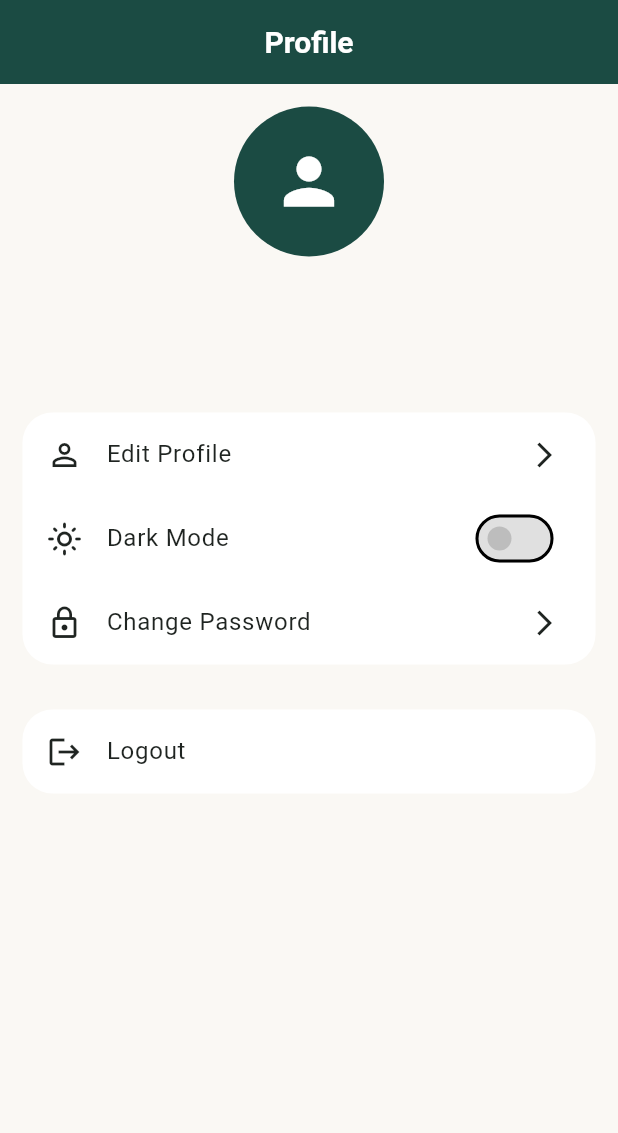
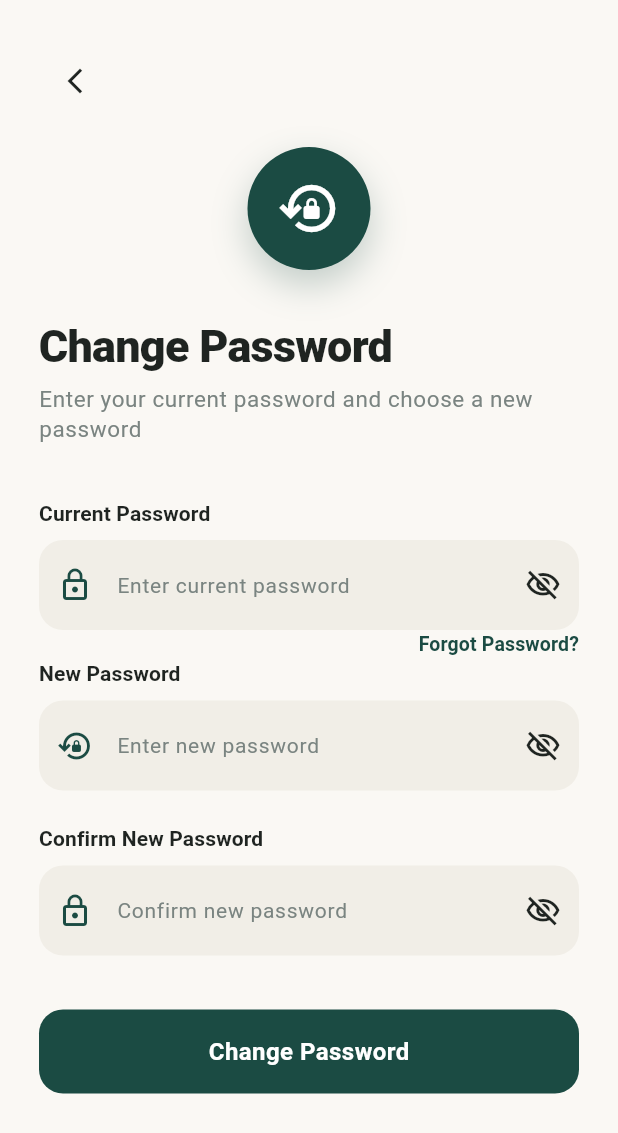
Before and after one commit to emad-cr7/test_store, a Flutter app: the ProfileScreen screen opened directly, after a tap on "Dark Mode", after a tap on "Change Password", on a phone screen of 412 x 824 dp. Shown: the top 1133 px of the screen. Run offline on Flutter 3.47's test engine with Material 3 defaults, Android fonts, the phone set to English and light mode, and no system bars; our stand-ins replace animated_splash_screen, awesome_dialog, cached_network_image, carousel_slider, firebase_auth, firebase_core and 8 more; accounts and stored records are empty.

Commit message:
first commit

```diff
--- a/lib/features/profile/profile_screen.dart
+++ b/lib/features/profile/profile_screen.dart
@@ -4,6 +4,7 @@ import 'package:flutter/material.dart';
 import 'package:google_sign_in/google_sign_in.dart';
 import 'package:ql/features/auth/login/login_screen.dart';
 import 'package:ql/features/profile/share_widget_profile.dart';
+import 'package:ql/features/profile/widget_profile/change_password.dart';
 import '../../core/theme/theme_controller.dart';
 
 class ProfileScreen extends StatelessWidget {
@@ -85,7 +86,16 @@ class ProfileScreen extends StatelessWidget {
                 icon3: Icons.lock_outline,
                 titleList3: "Change Password",
                 trailing3: Icon(Icons.arrow_forward_ios, size: 20),
-                onTap3: () {},
+                onTap3: () {
+                  Navigator.push(
+                    context,
+                    MaterialPageRoute(
+                      builder: (BuildContext context) {
+                        return ChangePassword();
+                      },
+                    ),
+                  );
+                },
               );
             },
           ),
--- /dev/null
+++ b/lib/features/profile/widget_profile/change_password.dart
@@ -0,0 +1,169 @@
+import 'package:flutter/material.dart';
+import 'package:loading_animation_widget/loading_animation_widget.dart';
+import 'package:provider/provider.dart';
+import 'package:ql/features/profile/widget_profile/change_password_controller.dart';
+import 'package:ql/features/profile/widget_profile/password_field.dart';
+import '../../../../core/share_widget/custom_text_formField.dart';
+import '../../../core/share_widget/validators.dart';
+import '../../auth/login/forget_password/forget_password_screen.dart';
+
+class ChangePassword extends StatelessWidget {
+  const ChangePassword({super.key});
+
+  @override
+  Widget build(BuildContext context) {
+    final colors = Theme.of(context).colorScheme;
+    final textTheme = Theme.of(context).textTheme;
+    return ChangeNotifierProvider(
+      create: (BuildContext context) => ChangePasswordController(),
+      child: Scaffold(
+        body: SafeArea(
+          child: Consumer<ChangePasswordController>(
+            builder: ( context,  controller,
+                Widget? child) {
+              return SingleChildScrollView(
+                padding: const EdgeInsets.symmetric(horizontal: 26, vertical: 20),
+                child: Form(
+                  key: controller.formKey,
+                  child: Column(
+                    crossAxisAlignment: CrossAxisAlignment.start,
+                    children: [
+                      const SizedBox(height: 10),
+                      IconButton(
+                        onPressed: () => Navigator.pop(context),
+                        icon: const Icon(Icons.arrow_back_ios_new, size: 20),
+                      ),
+                      const SizedBox(height: 20),
+                      Center(
+                        child: Container(
+                          padding: const EdgeInsets.all(20),
+                          decoration: BoxDecoration(
+                            color: colors.primary,
+                            shape: BoxShape.circle,
+                            boxShadow: [
+                              BoxShadow(
+                                color: colors.primary.withOpacity(0.25),
+                                blurRadius: 20,
+                                offset: const Offset(0, 10),
+                              ),
+                            ],
+                          ),
+                          child: Icon(
+                            Icons.lock_reset_outlined,
+                            size: 42,
+                            color: colors.onPrimary,
+                          ),
+                        ),
+                      ),
+                       SizedBox(height: 32),
+                      Text(
+                        'Change Password',
+                        style: textTheme.titleLarge?.copyWith(
+                          fontSize: 30,
+                          fontWeight: FontWeight.w800,
+                          letterSpacing: -0.5,
+                        ),
+                      ),
+                       SizedBox(height: 6),
+                      Text(
+                        'Enter your current password and choose a new password',
+                        style: textTheme.bodySmall?.copyWith(fontSize: 15),
+                      ),
+
+                       SizedBox(height: 36),
+                      PasswordField(
+                        controller: controller.currentPasswordController,
+                        obscureText: controller.obscureCurrentPassword,
+                        label: 'Current Password',
+                        hintText: 'Enter current password',
+                        prefixIcon: Icons.lock_outline,
+                        onToggle: controller.toggleCurrentPassword,
+                        validator: (value) => Validators.required(
+                          value,
+                          'Please enter your current password',
+                        ),
+                      ),
+                      Align(
+                        alignment: Alignment.centerRight,
+                        child: TextButton(
+                          style: TextButton.styleFrom(
+                            padding: EdgeInsets.zero,
+                            minimumSize: Size.zero,
+                            tapTargetSize: MaterialTapTargetSize.shrinkWrap,
+                          ),
+                          onPressed: () {
+                            Navigator.push(
+                              context,
+                              MaterialPageRoute(
+                                builder: (_) => const ForgetPasswordScreen(),
+                              ),
+                            );
+                          },
+                          child: const Text(
+                            'Forgot Password?',
+                            style: TextStyle(
+                              fontWeight: FontWeight.w600,
+                              fontSize: 13,
+                            ),
+                          ),
+                        ),
+                      ),
+                      PasswordField(
+                        controller: controller.newPasswordController,
+                        obscureText: controller.obscureNewPassword,
+                        label: 'New Password',
+                        hintText: 'Enter new password',
+                        prefixIcon: Icons.lock_reset_outlined,
+                        onToggle: controller.toggleNewPassword,
+                        validator: Validators.password,
+                      ),
+
+                      const SizedBox(height: 22),
+
+                      PasswordField(
+                        controller: controller.confirmPasswordController,
+                        obscureText: controller.obscureConfirmPassword,
+                        label: 'Confirm New Password',
+                        hintText: 'Confirm new password',
+                        prefixIcon: Icons.lock_outline,
+                        onToggle: controller.toggleConfirmPassword,
+                        textInputAction: TextInputAction.done,
+                        validator: (value) => Validators.confirmPassword(
+                          value,
+                          controller.newPasswordController.text,
+                        ),
+                      ),
+                      SizedBox(height: 36,),
+                      SizedBox(
+                        width: double.infinity,
+                        height: 56,
+                        child: ElevatedButton(
+                          onPressed: controller.isLoading ? null : controller.changePassword,
+                          child: controller.isLoading
+                              ? LoadingAnimationWidget.fourRotatingDots(
+                            color: colors.onPrimary,
+                            size: 25,
+                          )
+                              : const Text(
+                            'Change Password',
+                            style: TextStyle(
+                              fontSize: 16,
+                              fontWeight: FontWeight.w700,
+                              letterSpacing: 0.3,
+                            ),
+                          ),
+                        ),
+                      ),
+
+                      const SizedBox(height: 40),
+                    ],
+                  ),
+                ),
+              );
+            },
+          ),
+        ),
+      ),
+    );
+  }
+}
--- /dev/null
+++ b/lib/features/profile/widget_profile/password_field.dart
@@ -0,0 +1,58 @@
+import 'package:flutter/material.dart';
+
+import '../../../core/share_widget/custom_text_formField.dart';
+
+class PasswordField extends StatelessWidget {
+  final TextEditingController controller;
+  final bool obscureText;
+  final String label;
+  final String hintText;
+  final IconData prefixIcon;
+  final VoidCallback onToggle;
+  final String? Function(String?)? validator;
+  final TextInputAction textInputAction;
+
+  const PasswordField({
+    super.key,
+    required this.controller,
+    required this.obscureText,
+    required this.label,
+    required this.hintText,
+    required this.prefixIcon,
+    required this.onToggle,
+    this.validator,
+    this.textInputAction = TextInputAction.next,
+  });
+
+  @override
+  Widget build(BuildContext context) {
+    final textTheme = Theme.of(context).textTheme;
+
+    return Column(
+      crossAxisAlignment: CrossAxisAlignment.start,
+      children: [
+        Text(
+          label,
+          style: textTheme.labelLarge,
+        ),
+        const SizedBox(height: 8),
+        CustomTextFormField(
+          controller: controller,
+          obscureText: obscureText,
+          textInputAction: textInputAction,
+          prefixIcon: prefixIcon,
+          hintText: hintText,
+          suffixIcon: IconButton(
+            onPressed: onToggle,
+            icon: Icon(
+              obscureText
+                  ? Icons.visibility_off_outlined
+                  : Icons.visibility_outlined,
+            ),
+          ),
+          validator: validator,
+        ),
+      ],
+    );
+  }
+}
```
Also changed, not shown: lib/features/profile/widget_profile/change_password_controller.dart (added, +117 -0 lines).
